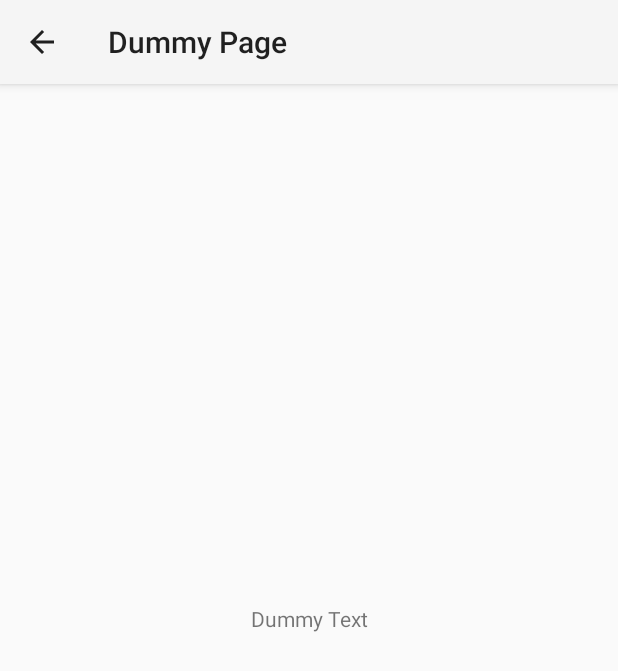
After one commit to mariobermudezjr/Skills-Challenge-Assignment, an Android app: the DummyActivity screen opened directly, with no data from a screen before it, on a phone screen of 412 x 824 dp. The commit adds this screen. Shown: the top 671 px of the screen. Run offline under Robolectric (Android 15) with nearby library versions, the phone set to English and light mode, and no system bars.

Commit message:
feature: Add toobar with back button for new Dummy page

```diff
--- a/app/src/main/AndroidManifest.xml
+++ b/app/src/main/AndroidManifest.xml
@@ -8,7 +8,7 @@
         android:label="@string/app_name"
         android:roundIcon="@mipmap/ic_launcher_round"
         android:supportsRtl="true"
-        android:theme="@style/AppTheme">
+        android:theme="@style/Theme.AppCompat.Light.NoActionBar">
         <activity
             android:name=".VideoActivity"
             android:label="@string/app_name">
@@ -18,6 +18,7 @@
                 <category android:name="android.intent.category.LAUNCHER" />
             </intent-filter>
         </activity>
+        <activity android:name=".DummyActivity"></activity>
     </application>
 
 </manifest>
--- /dev/null
+++ b/app/src/main/java/com/mariobermudezjr/challengeassignment/DummyActivity.java
@@ -0,0 +1,41 @@
+package com.mariobermudezjr.challengeassignment;
+
+import android.support.v7.app.ActionBar;
+import android.support.v7.app.AppCompatActivity;
+import android.os.Bundle;
+import android.support.v7.widget.Toolbar;
+import android.view.View;
+
+public class DummyActivity extends AppCompatActivity {
+
+    Toolbar toolbar;
+
+    @Override
+    protected void onCreate(Bundle savedInstanceState) {
+        super.onCreate(savedInstanceState);
+        setContentView(R.layout.activity_dummy);
+
+        toolbar = findViewById(R.id.my_toolbar);
+        setSupportActionBar(toolbar);
+
+        setupToolbar();
+
+    }
+
+    private void setupToolbar() {
+        setSupportActionBar(toolbar);
+        toolbar.setNavigationOnClickListener(new View.OnClickListener() {
+            @Override
+            public void onClick(View v) {
+                onBackPressed();
+            }
+        });
+        final ActionBar actionBar = getSupportActionBar();
+
+        if (actionBar != null) {
+            actionBar.setTitle("Dummy Page");
+            actionBar.setDisplayHomeAsUpEnabled(true);
+        }
+
+    }
+}
--- /dev/null
+++ b/app/src/main/res/layout/activity_dummy.xml
@@ -0,0 +1,31 @@
+<?xml version="1.0" encoding="utf-8"?>
+<android.support.constraint.ConstraintLayout xmlns:android="http://schemas.android.com/apk/res/android"
+    xmlns:app="http://schemas.android.com/apk/res-auto"
+    xmlns:tools="http://schemas.android.com/tools"
+    android:layout_width="match_parent"
+    android:layout_height="match_parent"
+    tools:context="com.mariobermudezjr.challengeassignment.DummyActivity">
+
+    <android.support.v7.widget.Toolbar
+        android:id="@+id/my_toolbar"
+        android:layout_width="match_parent"
+        android:layout_height="?attr/actionBarSize"
+        android:background="?attr/colorPrimary"
+        android:elevation="4dp"
+        android:theme="@style/ThemeOverlay.AppCompat.ActionBar"
+        app:popupTheme="@style/ThemeOverlay.AppCompat.Light"/>
+
+    <TextView
+        android:id="@+id/dummyText"
+        android:layout_width="wrap_content"
+        android:layout_height="wrap_content"
+        android:layout_marginBottom="8dp"
+        android:layout_marginEnd="8dp"
+        android:layout_marginStart="8dp"
+        android:layout_marginTop="8dp"
+        android:text="Dummy Text"
+        app:layout_constraintBottom_toBottomOf="parent"
+        app:layout_constraintEnd_toEndOf="parent"
+        app:layout_constraintStart_toStartOf="parent"
+        app:layout_constraintTop_toTopOf="parent" />
+</android.support.constraint.ConstraintLayout>
```
Also changed, not shown: app/src/main/java/com/mariobermudezjr/challengeassignment/VideoActivity.java (+25 -12 lines), app/src/main/res/layout/activity_video.xml (+11 -0 lines).
